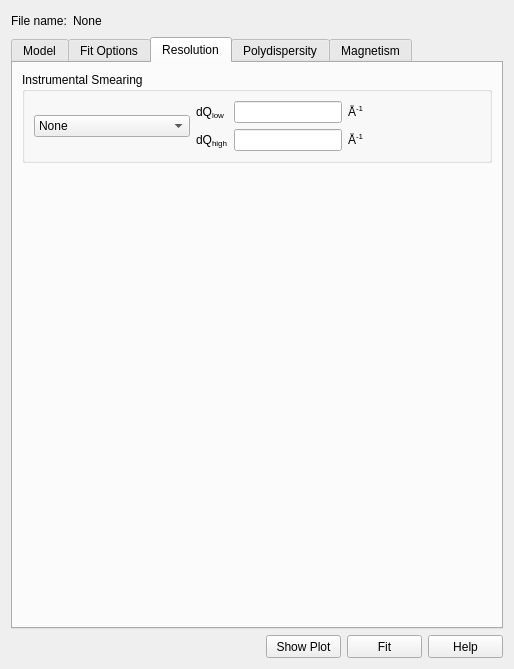
First picture: the form in src/sas/qtgui/Perspectives/Fitting/UI/FittingWidgetUI.ui, repository SasView/sasview, before the edit.
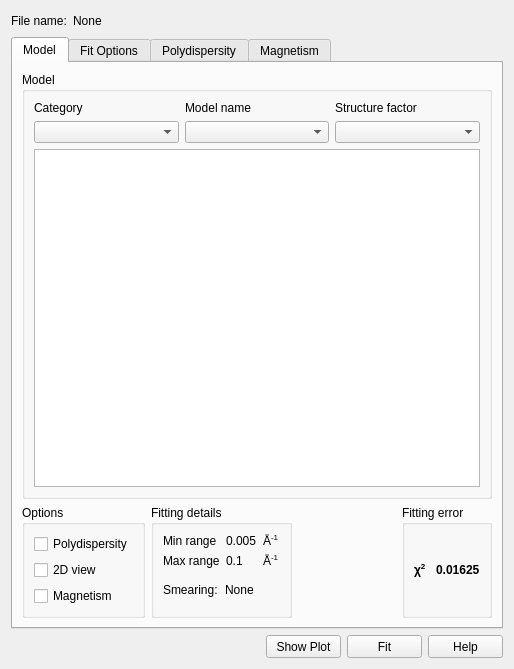
Second picture: the form after the edit. The open tabs and pages were chosen to show the change.

Commit message: Refactor instrumental smearing tab + make it functional

The edit to the form file:
```diff
--- a/src/sas/qtgui/Perspectives/Fitting/UI/FittingWidgetUI.ui
+++ b/src/sas/qtgui/Perspectives/Fitting/UI/FittingWidgetUI.ui
@@ -556,115 +556,6 @@
        </item>
       </layout>
      </widget>
-     <widget class="QWidget" name="tab_5">
-      <attribute name="title">
-       <string>Resolution</string>
-      </attribute>
-      <layout class="QGridLayout" name="gridLayout_14">
-       <item row="0" column="0">
-        <widget class="QGroupBox" name="groupBox_4">
-         <property name="title">
-          <string>Instrumental Smearing</string>
-         </property>
-         <layout class="QGridLayout" name="gridLayout_13">
-          <item row="0" column="0">
-           <widget class="QComboBox" name="cbSmearing">
-            <property name="currentIndex">
-             <number>0</number>
-            </property>
-            <item>
-             <property name="text">
-              <string>None</string>
-             </property>
-            </item>
-            <item>
-             <property name="text">
-              <string>Use dQ Data</string>
-             </property>
-            </item>
-            <item>
-             <property name="text">
-              <string>Custom Pinhole Smear</string>
-             </property>
-            </item>
-            <item>
-             <property name="text">
-              <string>Custom Slit Smear</string>
-             </property>
-            </item>
-           </widget>
-          </item>
-          <item row="0" column="1">
-           <layout class="QGridLayout" name="gridLayout_11">
-            <item row="0" column="0">
-             <widget class="QLabel" name="lblSmearUp">
-              <property name="text">
-               <string>&lt;html&gt;&lt;head/&gt;&lt;body&gt;&lt;p&gt;dQ&lt;span style=&quot; vertical-align:sub;&quot;&gt;low&lt;/span&gt;&lt;/p&gt;&lt;/body&gt;&lt;/html&gt;</string>
-              </property>
-             </widget>
-            </item>
-            <item row="0" column="1">
-             <widget class="QLineEdit" name="txtSmearUp"/>
-            </item>
-            <item row="0" column="2">
-             <widget class="QLabel" name="label_14">
-              <property name="text">
-               <string>&lt;html&gt;&lt;head/&gt;&lt;body&gt;&lt;p&gt;Å&lt;span style=&quot; vertical-align:super;&quot;&gt;-1&lt;/span&gt;&lt;/p&gt;&lt;/body&gt;&lt;/html&gt;</string>
-              </property>
-             </widget>
-            </item>
-            <item row="1" column="0">
-             <widget class="QLabel" name="lblSmearDown">
-              <property name="text">
-               <string>&lt;html&gt;&lt;head/&gt;&lt;body&gt;&lt;p&gt;dQ&lt;span style=&quot; vertical-align:sub;&quot;&gt;high&lt;/span&gt;&lt;/p&gt;&lt;/body&gt;&lt;/html&gt;</string>
-              </property>
-             </widget>
-            </item>
-            <item row="1" column="1">
-             <widget class="QLineEdit" name="txtSmearDown"/>
-            </item>
-            <item row="1" column="2">
-             <widget class="QLabel" name="label_15">
-              <property name="text">
-               <string>&lt;html&gt;&lt;head/&gt;&lt;body&gt;&lt;p&gt;Å&lt;span style=&quot; vertical-align:super;&quot;&gt;-1&lt;/span&gt;&lt;/p&gt;&lt;/body&gt;&lt;/html&gt;</string>
-              </property>
-             </widget>
-            </item>
-           </layout>
-          </item>
-          <item row="0" column="2">
-           <spacer name="horizontalSpacer_2">
-            <property name="orientation">
-             <enum>Qt::Horizontal</enum>
-            </property>
-            <property name="sizeHint" stdset="0">
-             <size>
-              <width>71</width>
-              <height>20</height>
-             </size>
-            </property>
-           </spacer>
-          </item>
-         </layout>
-         <zorder>cbSmearing</zorder>
-         <zorder>horizontalSpacer_2</zorder>
-        </widget>
-       </item>
-       <item row="1" column="0">
-        <spacer name="verticalSpacer_2">
-         <property name="orientation">
-          <enum>Qt::Vertical</enum>
-         </property>
-         <property name="sizeHint" stdset="0">
-          <size>
-           <width>20</width>
-           <height>340</height>
-          </size>
-         </property>
-        </spacer>
-       </item>
-      </layout>
-     </widget>
      <widget class="QWidget" name="tab_4">
       <attribute name="title">
        <string>Polydispersity</string>
```
The commit also changes 3 other files.
